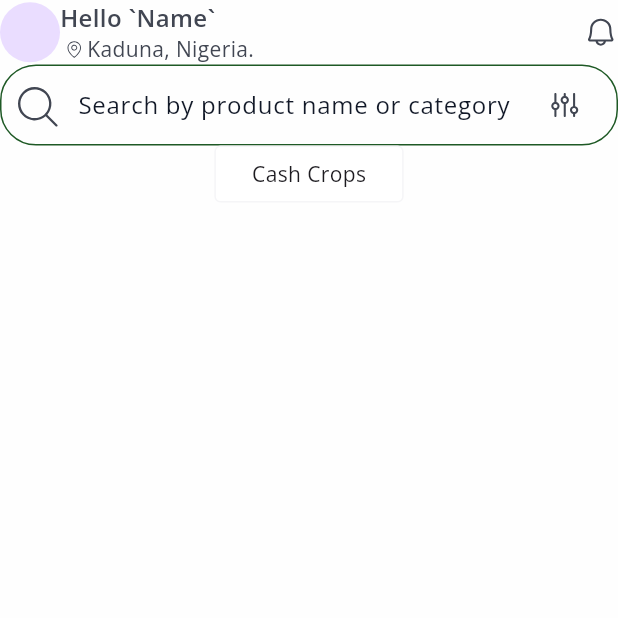
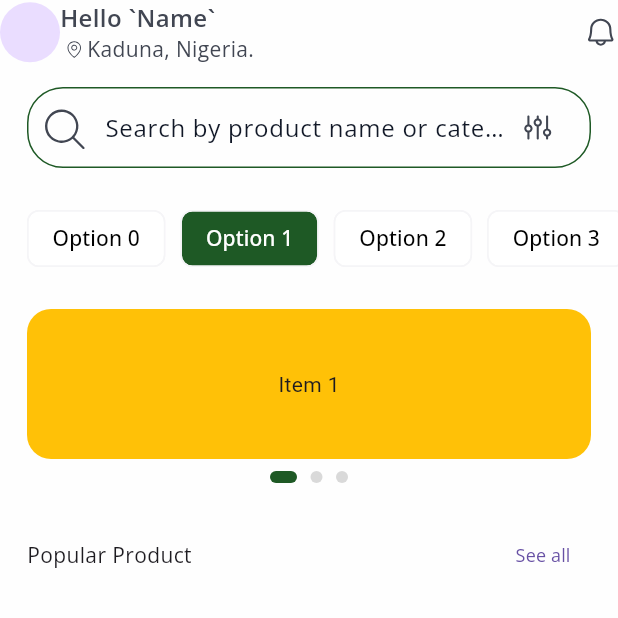
Before and after one commit to adewuyito/AgroBridge, a Flutter app: the HomeTab screen opened directly, on a phone screen of 412 x 824 dp, the top half of it. Run offline on Flutter 3.47's test engine with Material 3 defaults, Android fonts, the phone set to English and light mode, and no system bars; drawn by our look-alikes of carousel_slider; our stand-ins replace auto_route, flutter_hooks, flutter_riverpod, flutter_screenutil, flutter_svg, google_fonts and 3 more; generated files the repository leaves out were written again.

Commit message:
feat: Add home screen product card and re-implement carousel, integrating new UI components, dependencies, and a cart icon.

```diff
--- a/lib/core/constants/spacing.dart
+++ b/lib/core/constants/spacing.dart
@@ -3,6 +3,5 @@ import 'package:flutter/material.dart';
 class AppPadding {
   AppPadding._();
 
-  static const EdgeInsets scaffoldSafeArea = EdgeInsets.symmetric(horizontal: 20);
-
+  static const EdgeInsets scaffoldSafeArea = EdgeInsets.symmetric(horizontal: 18,);
 }
--- a/lib/features/home/presentation/home_tab.dart
+++ b/lib/features/home/presentation/home_tab.dart
@@ -1,9 +1,14 @@
+import 'package:agrobridge_mobile/core/constants/spacing.dart';
+import 'package:agrobridge_mobile/core/extensions/font_extentions.dart';
 import 'package:agrobridge_mobile/features/home/presentation/widget/home_appbar.dart';
+import 'package:agrobridge_mobile/features/home/presentation/widget/home_carousel.dart';
 import 'package:agrobridge_mobile/features/home/presentation/widget/home_filters.dart';
 import 'package:agrobridge_mobile/features/home/presentation/widget/home_searchbar.dart';
+import 'package:agrobridge_mobile/gen/assets.gen.dart';
 import 'package:auto_route/annotations.dart';
 import 'package:flutter/material.dart';
 import 'package:flutter_hooks/flutter_hooks.dart';
+import 'package:flutter_screenutil/flutter_screenutil.dart';
 import 'package:hooks_riverpod/hooks_riverpod.dart';
 
 @routePage
@@ -18,9 +23,50 @@ class HomeTab extends HookConsumerWidget {
       body: SingleChildScrollView(
         child: Column(
           children: [
-            HomeSearchbar(inputController: searchController),
-            HomeCategoryFilters(),
+            const SizedBox(height: 15),
+            Padding(
+              padding: AppPadding.scaffoldSafeArea,
+              child: HomeSearchbar(inputController: searchController),
+            ),
 
+            const SizedBox(height: 23),
+            // HomeCategoryFilters(),
+            ChoiceChipExample(),
+
+            const SizedBox(height: 23),
+            HomeCarousel(),
+
+            const SizedBox(height: 24),
+
+            Padding(
+              padding: AppPadding.scaffoldSafeArea,
+              child: Column(
+                children: [
+                  Row(
+                    mainAxisAlignment: MainAxisAlignment.spaceBetween,
+                    children: [
+                      Text(
+                        'Popular Product',
+                        style: AppFonts.openSans.regular14,
+                      ),
+                      TextButton(
+                        onPressed: () {},
+                        child: Text(
+                          'See all',
+                          style: AppFonts.openSans.regular12,
+                        ),
+                      ),
+                    ],
+                  ),
+                  SingleChildScrollView(
+                    child: Row(
+                      children: [
+                    ],
+                    ),
+                  ),
+                ],
+              ),
+            ),
           ],
         ),
       ),
--- /dev/null
+++ b/lib/features/home/presentation/widget/home_carousel.dart
@@ -0,0 +1,65 @@
+import 'package:carousel_slider/carousel_slider.dart';
+import 'package:flutter/material.dart';
+
+class HomeCarousel extends StatelessWidget {
+  const HomeCarousel({super.key});
+
+  @override
+  Widget build(BuildContext context) {
+    int _currentIndex = 0;
+    final CarouselSliderController _carouselController =
+        CarouselSliderController();
+    return Column(
+      children: [
+        CarouselSlider(
+          carouselController: _carouselController,
+          options: CarouselOptions(
+            height: 100.0,
+            viewportFraction: 1,
+            autoPlay: true,
+            onPageChanged: (index, reason) {
+              // setState(() {
+              //   _currentIndex = index;
+              // });
+            },
+          ),
+          items: [1, 2, 3].map((i) {
+            return Container(
+              width: MediaQuery.of(context).size.width,
+              margin: EdgeInsets.symmetric(horizontal: 18.0),
+              decoration: BoxDecoration(
+                color: Colors.amber,
+                borderRadius: BorderRadius.circular(16),
+              ),
+              child: Center(child: Text('Item $i')),
+            );
+          }).toList(),
+        ),
+        SizedBox(height: 8),
+
+        // ~  Carousel Indicator
+        Row(
+          mainAxisAlignment: MainAxisAlignment.center,
+          children: List.generate(3, (index) {
+            final isActive = _currentIndex == index;
+            return Padding(
+              padding: EdgeInsets.symmetric(horizontal: 4.5),
+              child: AnimatedContainer(
+                duration: const Duration(milliseconds: 300),
+                curve: Curves.ease,
+                width: isActive ? 18 : 8,
+                height: 8,
+                decoration: BoxDecoration(
+                  color: isActive
+                      ? Color.fromRGBO(30, 89, 37, 1)
+                      : const Color.fromRGBO(217, 217, 217, 1),
+                  borderRadius: BorderRadius.circular(8),
+                ),
+              ),
+            );
+          }),
+        ),
+      ],
+    );
+  }
+}
--- a/lib/features/home/presentation/widget/home_filters.dart
+++ b/lib/features/home/presentation/widget/home_filters.dart
@@ -10,9 +10,18 @@ class HomeCategoryFilters extends ConsumerWidget {
   Widget build(BuildContext context, WidgetRef ref) {
     return SingleChildScrollView(
       scrollDirection: Axis.horizontal,
+      physics: AlwaysScrollableScrollPhysics(),
       child: Row(
         spacing: 8,
-        children: [_filterButton(false, filterkey: FilterCategory.cashCrop)],
+        children: [
+          const SizedBox(width: 10),
+          _filterButton(true, filterkey: FilterCategory.cashCrop),
+          _filterButton(false, filterkey: FilterCategory.cashCrop),
+          _filterButton(false, filterkey: FilterCategory.cashCrop),
+          _filterButton(false, filterkey: FilterCategory.cashCrop),
+          _filterButton(false, filterkey: FilterCategory.cashCrop),
+          const SizedBox(width: 10),
+        ],
       ),
     );
   }
@@ -24,7 +33,7 @@ class HomeCategoryFilters extends ConsumerWidget {
     return GestureDetector(
       onTap: () {}, // ! Use the filter category to find the taped button
       child: Container(
-        padding: const EdgeInsets.symmetric(horizontal: 24, vertical: 8),
+        padding: const EdgeInsets.symmetric(horizontal: 12, vertical: 8),
         decoration: BoxDecoration(
           color: isActive ? Color(0xFF1E5925) : Colors.white,
           borderRadius: BorderRadius.circular(4),
@@ -32,8 +41,62 @@ class HomeCategoryFilters extends ConsumerWidget {
             color: !isActive ? Color(0xFFF5F5F7) : Colors.transparent,
           ),
         ),
-        child: Text(filterkey.label, style: AppFonts.openSans),
+        child: Text(
+          filterkey.label,
+          style: AppFonts.openSans.withColor(
+            isActive ? Colors.white : Colors.black,
+          ),
+        ),
       ),
     );
   }
 }
+
+class ChoiceChipExample extends StatefulWidget {
+  const ChoiceChipExample({super.key});
+
+  @override
+  State<ChoiceChipExample> createState() => _ChoiceChipExampleState();
+}
+
+class _ChoiceChipExampleState extends State<ChoiceChipExample> {
+  int? _value = 1;
+
+  @override
+  Widget build(BuildContext context) {
+    return SingleChildScrollView(
+      scrollDirection: Axis.horizontal,
+      child: Padding(
+        padding: EdgeInsets.symmetric(horizontal: 18.0),
+        child: Row(
+          children: List<Widget>.generate(8, (int index) {
+            return Padding(
+              padding: EdgeInsets.only(right: index < 7 ? 10.0 : 0),
+              child: ChoiceChip(
+                label: Text(
+                  'Option $index',
+                  style: AppFonts.openSans.withColor(
+                    _value == index ? Colors.white : Colors.black,
+                  ),
+                ),
+                selected: _value == index,
+                onSelected: (bool selected) {
+                  setState(() {
+                    _value = selected ? index : null;
+                  });
+                },
+                selectedColor: Color(0xFF1E5925),
+                backgroundColor: Colors.white,
+                side: BorderSide(color: Color(0xFFF5F5F7), width: 1.0),
+                showCheckmark: false,
+                shape: RoundedRectangleBorder(
+                  borderRadius: BorderRadius.circular(8),
+                ),
+              ),
+            );
+          }).toList(),
+        ),
+      ),
+    );
+  }
+}
--- a/lib/gen/assets.gen.dart
+++ b/lib/gen/assets.gen.dart
@@ -22,6 +22,9 @@ class $AssetsIconsGen {
 
   /// File path: assets/icons/google_g_2.svg
   SvgGenImage get googleG2 => const SvgGenImage('assets/icons/google_g_2.svg');
+
+  /// File path: assets/icons/home_cart.svg
+  SvgGenImage get homeCart => const SvgGenImage('assets/icons/home_cart.svg');
 
   /// File path: assets/icons/input_field_prefix.svg
   SvgGenImage get inputFieldPrefix =>
@@ -53,6 +56,7 @@ class $AssetsIconsGen {
   List<SvgGenImage> get values => [
     googleG,
     googleG2,
+    homeCart,
     inputFieldPrefix,
     inputFieldSuffix,
     mail,
--- a/lib/routes/app_route.dart
+++ b/lib/routes/app_route.dart
@@ -42,7 +42,8 @@ class AppRouter extends RootStackRouter {
       children: [AutoRoute(page: HomeTab.page)],
     ),
     AutoRoute(page: LoginRoute.page),
-    AutoRoute(page: SignupRoute.page, initial: true),
+    AutoRoute(page: SignupRoute.page, initial: false),
+    AutoRoute(page: HomeTab.page, initial: true),
   ];
   @override
   List<AutoRouteGuard> get guards => [_authGuard];
--- a/pubspec.yaml
+++ b/pubspec.yaml
@@ -30,6 +30,7 @@ dependencies:
 
   # Screen
   flutter_screenutil: ^5.9.3
+  carousel_slider: ^5.1.1
 
 
 dev_dependencies:
```
Also changed, not shown: lib/features/home/presentation/widget/home_carusol.dart (deleted, +0 -10 lines), lib/features/home/presentation/widget/home_product_card.dart (added, +78 -0 lines), assets/icons/home_cart.svg (added), pubspec.lock.
